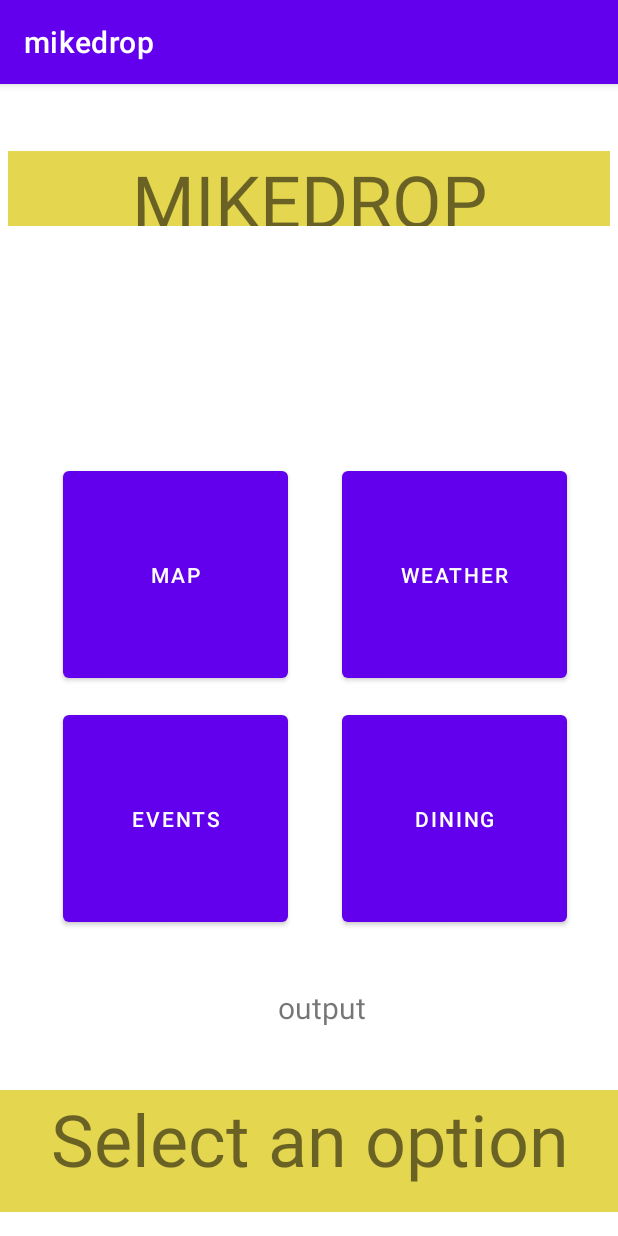
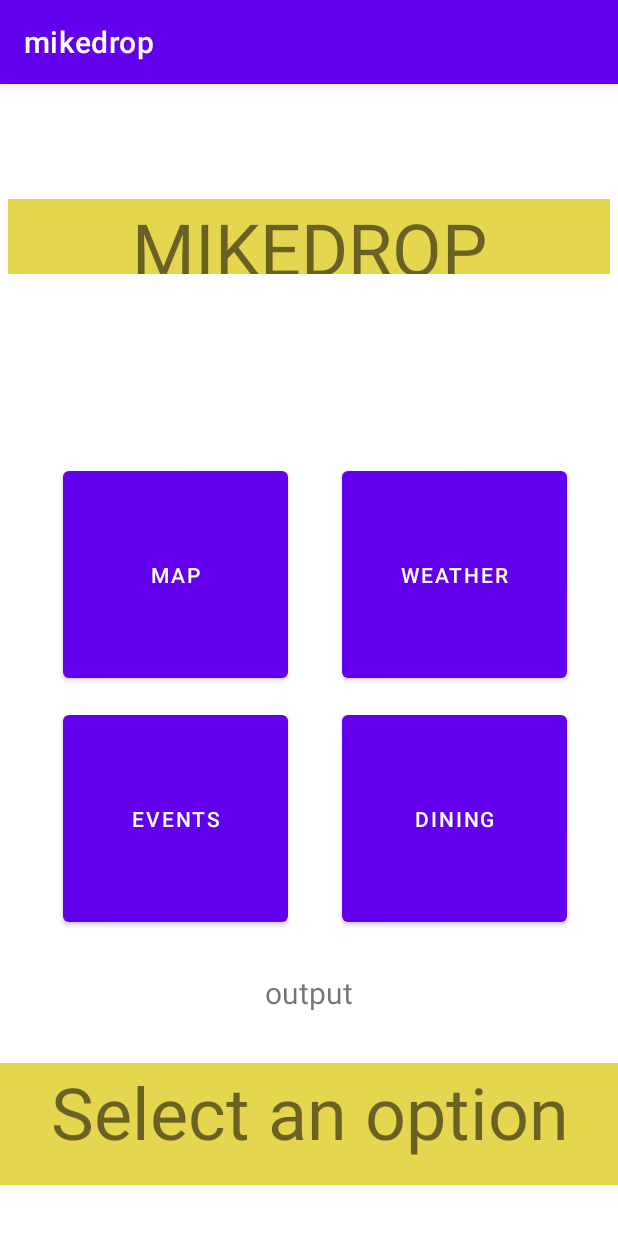
Before and after one commit to vic883n/csc4243_Mikedrop, an Android app: the screen it shows after launch (MikedropActivity), on a phone screen of 412 x 824 dp. Run offline under Robolectric (Android 15) with nearby library versions, the phone set to English and light mode, and no system bars.

Commit message:
Changed layout on GUI so that it shows the header and footer

```diff
--- a/app/src/main/res/layout/activity_main.xml
+++ b/app/src/main/res/layout/activity_main.xml
@@ -46,28 +46,30 @@
             android:text="MIKEDROP"
             android:layout_width="401dp"
             android:layout_height="50dp" android:id="@+id/header"
-            android:background="#E4D64F" app:layout_constraintTop_toTopOf="parent"
-            android:layout_marginTop="8dp" app:layout_constraintStart_toStartOf="parent"
-            app:layout_constraintHorizontal_bias="0.0" app:layout_constraintEnd_toEndOf="parent"
-            android:textAlignment="center" android:textSize="48sp" app:layout_constraintBottom_toBottomOf="parent"
-            android:layout_marginBottom="673dp" android:layout_marginStart="5dp" android:layout_marginEnd="2dp"
-            app:layout_constraintVertical_bias="1.0"/>
+            android:background="#E4D64F"
+            android:textAlignment="center" android:textSize="48sp"
+            app:layout_constraintTop_toTopOf="parent"
+            android:layout_marginTop="58dp" app:layout_constraintBottom_toBottomOf="parent"
+            android:layout_marginBottom="623dp" app:layout_constraintStart_toStartOf="parent"
+            android:layout_marginStart="5dp" android:layout_marginEnd="5dp" app:layout_constraintEnd_toEndOf="parent"/>
     <TextView
             android:text="Select an option"
             android:layout_width="413dp"
             android:layout_height="81dp" android:id="@+id/footer"
             android:background="#E4D64F" android:textAlignment="center"
-            android:textSize="48sp" app:layout_constraintTop_toTopOf="parent" android:layout_marginTop="654dp"
-            app:layout_constraintBottom_toBottomOf="parent" app:layout_constraintStart_toStartOf="parent"
+            android:textSize="48sp"
+            app:layout_constraintTop_toTopOf="parent"
+            android:layout_marginTop="634dp" app:layout_constraintBottom_toBottomOf="parent"
+            android:layout_marginBottom="16dp" app:layout_constraintStart_toStartOf="parent"
             app:layout_constraintEnd_toEndOf="parent"/>
     <TextView
             android:text="output"
             android:layout_width="333dp"
             android:layout_height="30dp" android:id="@+id/message"
             android:textAlignment="center" android:textSize="20sp"
-            app:layout_constraintTop_toTopOf="parent" android:layout_marginTop="602dp"
-            app:layout_constraintBottom_toBottomOf="parent" android:layout_marginBottom="99dp"
-            app:layout_constraintStart_toStartOf="parent" android:layout_marginStart="48dp"
-            android:layout_marginEnd="30dp" app:layout_constraintEnd_toEndOf="parent"
-            app:layout_constraintHorizontal_bias="0.0" app:layout_constraintVertical_bias="0.0"/>
+            app:layout_constraintTop_toTopOf="parent"
+            android:layout_marginTop="573dp" app:layout_constraintBottom_toBottomOf="parent"
+            android:layout_marginBottom="128dp" app:layout_constraintStart_toStartOf="parent"
+            android:layout_marginStart="39dp" android:layout_marginEnd="39dp"
+            app:layout_constraintEnd_toEndOf="parent"/>
 </androidx.constraintlayout.widget.ConstraintLayout>
```
